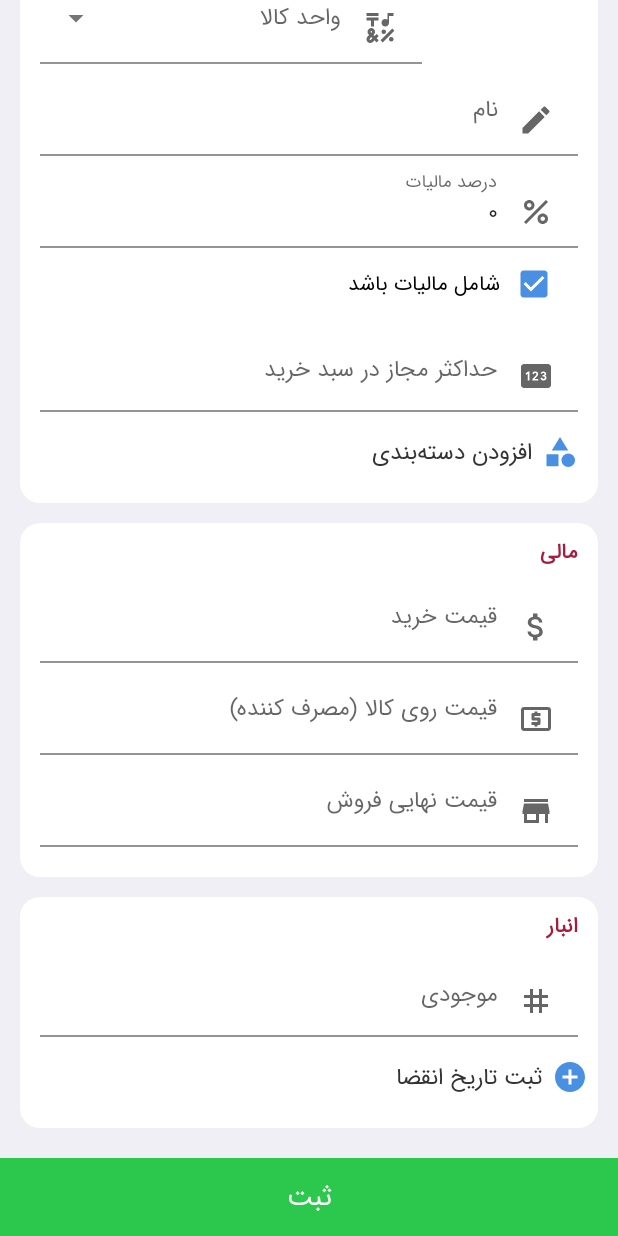
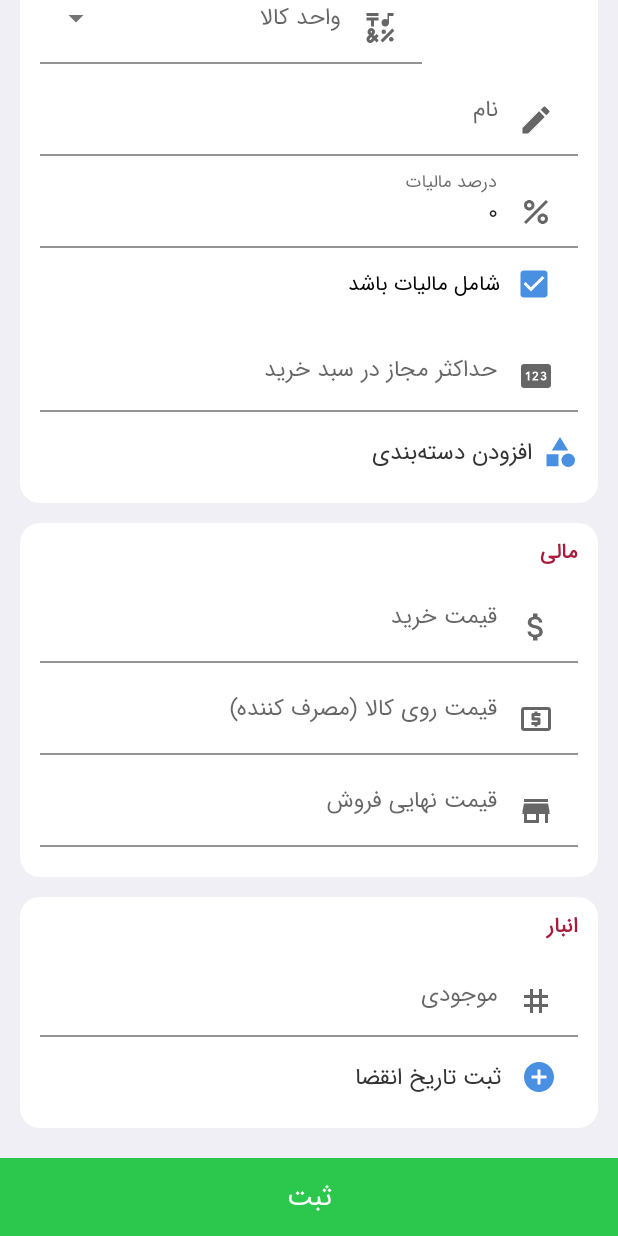
Before and after one commit to amingoli-com/selar, an Android app: the ProductActivity screen opened directly, with no data from a screen before it, scrolled down 181 dp, on a phone screen of 412 x 824 dp. Run offline under Robolectric (Android 15) with nearby library versions, the phone set to English and light mode, and no system bars; our stand-ins replace Room's generated code, sdp/ssp sizes; libraries missing offline, so code that uses them is left out: com.theartofdev.edmodo, com.wang.avi, ir.hamsaa.persiandatepicker, saman.zamani.persiandate; pictures from the network do not load; 9 statements that could not run were skipped.

Commit message:
debug view

```diff
--- a/app/src/main/res/layout/activity_product.xml
+++ b/app/src/main/res/layout/activity_product.xml
@@ -329,12 +329,13 @@
                 <TextView
                     android:id="@+id/tv_add_date_expire"
                     android:paddingHorizontal="@dimen/_10sdp"
+                    android:layout_marginHorizontal="@dimen/_16sdp"
                     android:layout_marginTop="@dimen/_5sdp"
                     android:layout_marginBottom="@dimen/_5sdp"
                     android:padding="@dimen/_5sdp"
                     style="@style/Text.Body1"
                     android:drawableStart="@drawable/ic_baseline_add_circle_24"
-                    android:drawablePadding="@dimen/_5sdp"
+                    android:drawablePadding="@dimen/_10sdp"
                     android:drawableTint="@color/blue"
                     android:text="@string/add_date_expire"
                     android:layout_width="match_parent"
```
